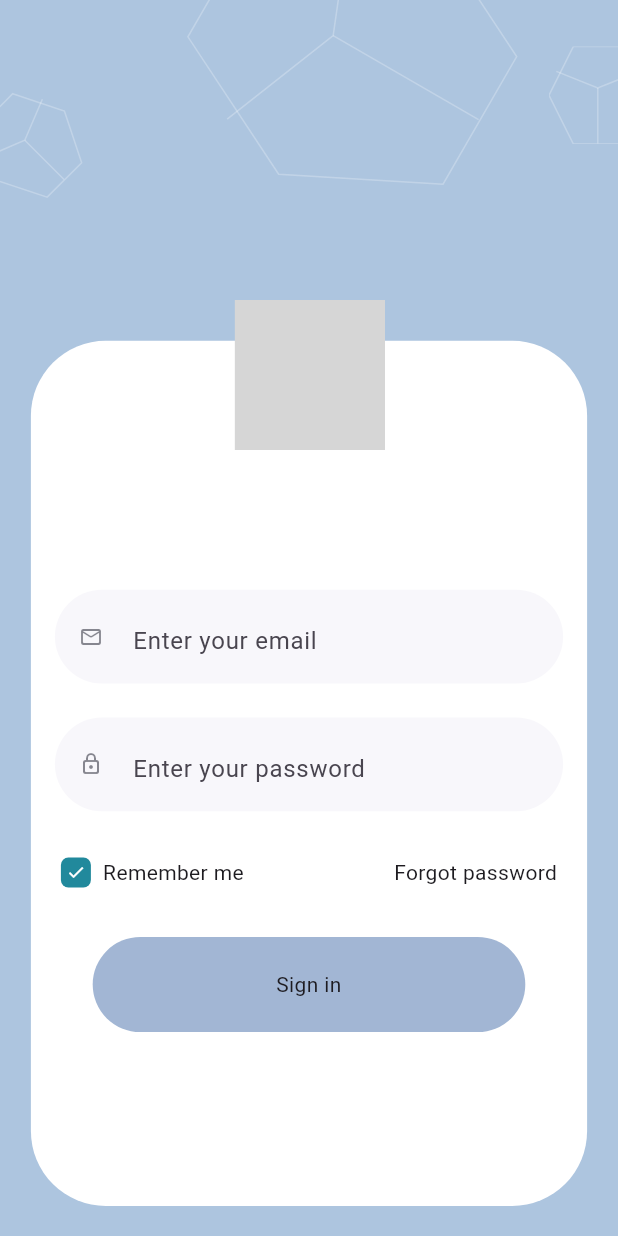
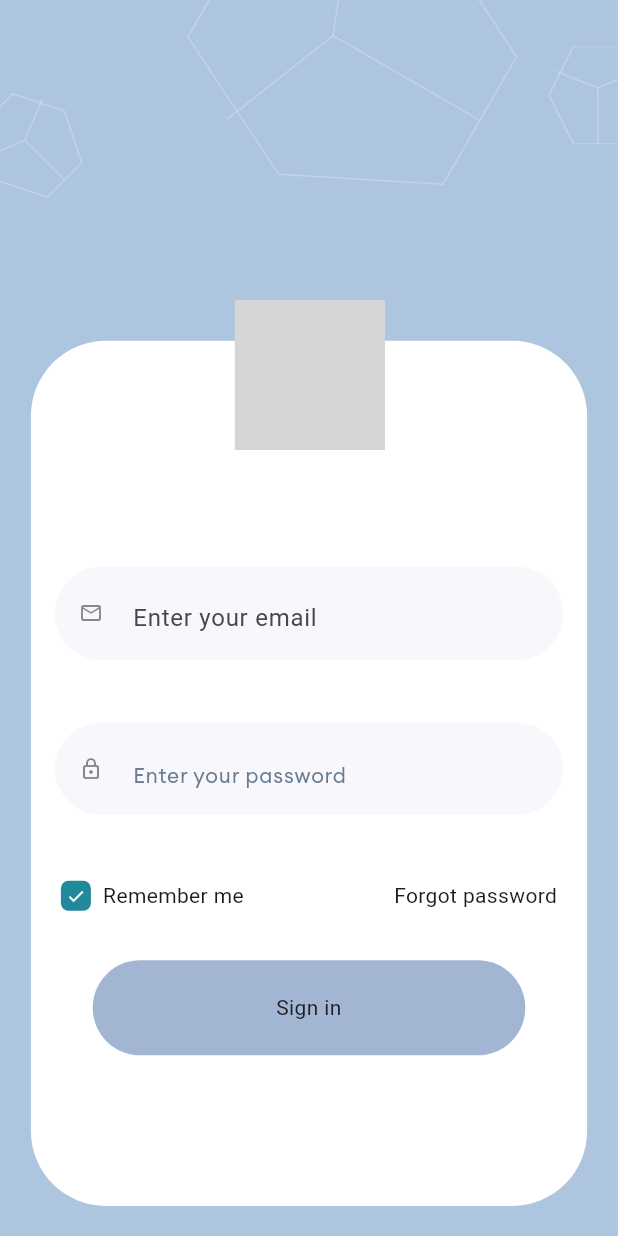
Before and after one commit to emeleonufavour/lueesa_app, a Flutter app: the screen it shows after launch, after a tap on "Sign in", on a phone screen of 412 x 824 dp. Run offline on Flutter 3.47's test engine with Material 3 defaults, Android fonts, the phone set to English and light mode, and no system bars; our stand-ins replace firebase_auth, firebase_core, flutter_svg, gap, go_router, stacked and 1 more; missing offline and left inert: flutter_icon_snackbar; accounts and stored records are empty; network calls fail; project files that could hold a hidden picture were left out; grey boxes are pictures that could not be loaded.

Commit message:
added animated snack bar :white_check_mark: and reformating text fields :construction:

```diff
--- /dev/null
+++ b/lib/ui/utilities/l_text.dart
@@ -0,0 +1,36 @@
+import 'package:flutter/material.dart';
+
+class TextWidget extends StatelessWidget {
+  const TextWidget({
+    super.key,
+    required this.text,
+    this.fontWeight,
+    this.fontsize,
+    this.color = const Color(0xff101828),
+    this.textAlign,
+    this.lineThrough,
+    this.overflow,
+  });
+  final String text;
+  final double? fontsize;
+  final FontWeight? fontWeight;
+  final Color color;
+  final TextAlign? textAlign;
+  final TextDecoration? lineThrough;
+  final TextOverflow? overflow;
+  @override
+  Widget build(BuildContext context) {
+    return Text(
+      text,
+      style: TextStyle(
+        overflow: overflow,
+        fontFamily: 'EuclidCircularA',
+        fontSize: fontsize ?? 16,
+        fontWeight: fontWeight ?? FontWeight.w500,
+        color: color,
+        decoration: lineThrough,
+      ),
+      textAlign: textAlign,
+    );
+  }
+}
--- /dev/null
+++ b/lib/ui/utilities/l_validator.dart
@@ -0,0 +1,65 @@
+class LValidator {
+  //this validator checks for name
+  static validateName(String value) {
+    if (value.isEmpty) {
+      return 'You need to enter a name';
+    }
+    if (value.isEmpty || !RegExp(r'^[A-Za-z\s-]+$').hasMatch(value)) {
+      return "Enter a correct name";
+    } else {
+      return null;
+    }
+  }
+
+  //this validator checks for email
+  static validateEmail(String value) {
+    if (value.isEmpty) {
+      return 'Email is required';
+    }
+    if (value.isEmpty ||
+        !RegExp(r'^[\w-\.]+@([\w-]+\.)+[\w-]{2,4}$').hasMatch(value)) {
+      return "Enter a correct Email Address";
+    } else {
+      return null;
+    }
+  }
+
+  static String? validatePassword(String password) {
+    // These are password validation rules
+    //We make sure password length is greater than 8
+    if (password.length < 8) {
+      return 'Password must be at least 8 characters long';
+    }
+
+    // We make sure each password must contain at least one uppercase letter
+    if (!password.contains(RegExp(r'[A-Z]'))) {
+      return 'Password must contain at least one uppercase letter';
+    }
+
+    // We make sure each password must contain at least one lowercase letter
+    if (!password.contains(RegExp(r'[a-z]'))) {
+      return 'Password must contain at least one lowercase letter';
+    }
+
+    // We make sure each password must contain at least one digit
+    if (!password.contains(RegExp(r'[0-9]'))) {
+      return 'Password must contain at least one digit';
+    }
+
+    //We make sure the password contains a special character
+    if (!password.contains(RegExp(r'[!@#$%^&*(),.?":{}|<>]'))) {
+      return 'Password must contain at least one special character';
+    }
+
+    return null; // Password is valid
+  }
+
+  static String? validatePhoneNumber(String phoneNumber) {
+    // Use a regular expression to check if the phone number follows the desired format
+    if (!RegExp(r'^\+\d{13}$').hasMatch(phoneNumber)) {
+      return 'It should start with "+", followed by 13 digits';
+    }
+
+    return null; // Phone number is valid
+  }
+}
--- a/lib/ui/views/auth/login/login_view.dart
+++ b/lib/ui/views/auth/login/login_view.dart
@@ -1,10 +1,12 @@
 import 'package:flutter/material.dart';
+import 'package:flutter_icon_snackbar/flutter_icon_snackbar.dart';
 import 'package:flutter_svg/svg.dart';
 import 'package:go_router/go_router.dart';
 import 'package:lueesa_app/app/routing/screen_path.dart';
 import 'package:lueesa_app/ui/style/app_assets.dart';
 import 'package:lueesa_app/ui/style/app_colors.dart';
 import 'package:gap/gap.dart';
+import 'package:lueesa_app/ui/widgets/l_textfield.dart';
 import 'package:stacked/stacked.dart';
 
 import 'login_vm.dart';
@@ -150,74 +152,13 @@ class LoginView extends StatelessWidget {
                                   SizedBox(
                                     height: size.height * 0.02,
                                   ),
+
                                   Padding(
                                     padding: const EdgeInsets.symmetric(
-                                        horizontal: 16.0),
-                                    child: SizedBox(
-                                      height: size.height / 12,
-                                      child: TextField(
-                                        controller: model.passController,
-                                        cursorColor: const Color(0xFF151624),
-                                        obscureText: true,
-                                        keyboardType:
-                                            TextInputType.visiblePassword,
-                                        decoration: InputDecoration(
-                                          hintText: 'Enter your password',
-                                          filled: true,
-                                          fillColor:
-                                              model.passController.text.isEmpty
-                                                  ? const Color.fromRGBO(
-                                                      248, 247, 251, 1)
-                                                  : Colors.transparent,
-                                          enabledBorder: OutlineInputBorder(
-                                              borderRadius:
-                                                  BorderRadius.circular(40),
-                                              borderSide: BorderSide(
-                                                color: model.passController.text
-                                                        .isEmpty
-                                                    ? Colors.transparent
-                                                    : const Color.fromRGBO(
-                                                        44, 185, 176, 1),
-                                              )),
-                                          focusedBorder: OutlineInputBorder(
-                                              borderRadius:
-                                                  BorderRadius.circular(40),
-                                              borderSide: const BorderSide(
-                                                color: Color.fromRGBO(
-                                                    44, 185, 176, 1),
-                                              )),
-                                          prefixIcon: Icon(
-                                            Icons.lock_outline_rounded,
-                                            color: model
-                                                    .passController.text.isEmpty
-                                                ? const Color(0xFF151624)
-                                                    .withOpacity(0.5)
-                                                : const Color.fromRGBO(
-                                                    44, 185, 176, 1),
-                                            size: 16,
-                                          ),
-                                          suffix: Container(
-                                            alignment: Alignment.center,
-                                            width: 24.0,
-                                            height: 24.0,
-                                            decoration: BoxDecoration(
-                                              borderRadius:
-                                                  BorderRadius.circular(100.0),
-                                              color: const Color.fromRGBO(
-                                                  44, 185, 176, 1),
-                                            ),
-                                            child: model
-                                                    .passController.text.isEmpty
-                                                ? const Center()
-                                                : const Icon(
-                                                    Icons.check,
-                                                    color: Colors.white,
-                                                    size: 13,
-                                                  ),
-                                          ),
-                                        ),
-                                      ),
-                                    ),
+                                        horizontal: 16),
+                                    child: LTextField(
+                                        hintText: "Enter your password",
+                                        textCtr: model.passController),
                                   ),
                                   SizedBox(
                                     height: size.height * 0.03,
--- a/lib/ui/views/auth/login/login_vm.dart
+++ b/lib/ui/views/auth/login/login_vm.dart
@@ -1,6 +1,7 @@
 import 'dart:developer';
 
 import 'package:flutter/material.dart';
+import 'package:flutter_icon_snackbar/flutter_icon_snackbar.dart';
 import 'package:go_router/go_router.dart';
 import 'package:lueesa_app/app/routing/screen_path.dart';
 import 'package:stacked/stacked.dart';
@@ -21,18 +22,33 @@ class LoginViewModel extends BaseViewModel {
     notifyListeners();
   }
 
-  login(BuildContext context) async {
+  Future<bool> login(BuildContext context) async {
     try {
       setBusy(true);
       final result = await runBusyFuture(
           _authService.signInWithEmailAndPassword(
               email: "emele", password: "passController.text"));
-      if (result && context.mounted) {
-        context.go(ScreenPath.home);
+      if (context.mounted) {
+        if (result) {
+          IconSnackBar.show(
+              context: context,
+              label: "Login successful!",
+              snackBarType: SnackBarType.save);
+          context.go(ScreenPath.home);
+        } else {
+          IconSnackBar.show(
+              context: context,
+              label: 'Error during sign in',
+              snackBarType: SnackBarType.fail);
+        }
       }
+
+      return true;
     } catch (e) {
       log('error message: ${e.toString()}');
     }
+
     setBusy(false);
+    return false;
   }
 }
--- /dev/null
+++ b/lib/ui/widgets/l_textfield.dart
@@ -0,0 +1,137 @@
+import 'package:flutter/material.dart';
+import 'package:lueesa_app/ui/style/app_colors.dart';
+
+import '../utilities/l_text.dart';
+
+class LTextField extends StatelessWidget {
+  final String? label;
+  final TextEditingController textCtr;
+  final String hintText;
+  final String? Function(String?)? validate;
+  final TextInputType? keyboardType;
+  final void Function(String)? onChanged;
+  final void Function()? onEditingComplete;
+  final Color? labelColor;
+  final Color? fillColor;
+  final EdgeInsetsGeometry? textFieldPadding;
+  final void Function(String)? onFieldSubmitted;
+  final Widget? prefixIcon;
+  final Widget? suffixIcon;
+  final bool obscureText;
+  final String? prefixText;
+  const LTextField(
+      {this.label,
+      required this.hintText,
+      required this.textCtr,
+      this.keyboardType,
+      this.textFieldPadding,
+      this.onFieldSubmitted,
+      this.onEditingComplete,
+      this.fillColor,
+      this.validate,
+      this.onChanged,
+      this.prefixIcon,
+      this.labelColor,
+      this.suffixIcon,
+      this.prefixText,
+      this.obscureText = false,
+      super.key});
+
+  @override
+  Widget build(BuildContext context) {
+    final size = MediaQuery.sizeOf(context);
+    return Padding(
+        padding: textFieldPadding ?? const EdgeInsets.symmetric(vertical: 12.0),
+        child: Column(crossAxisAlignment: CrossAxisAlignment.start, children: [
+          if (label != null)
+            TextWidget(
+              text: label!,
+              fontWeight: FontWeight.w500,
+              fontsize: 14,
+              color: (labelColor ?? const Color(0xff101828)),
+            ),
+          const SizedBox(
+            height: 7,
+          ),
+          SizedBox(
+            height: size.height / 12,
+            child: TextFormField(
+              controller: textCtr,
+              cursorColor: const Color(0xFF151624),
+              obscureText: obscureText,
+              keyboardType: keyboardType,
+              onFieldSubmitted: onFieldSubmitted,
+              onChanged: onChanged,
+              onEditingComplete: onEditingComplete,
+              style: const TextStyle(
+                  fontFamily: 'EuclidCircularA',
+                  color: Colors.black,
+                  fontSize: 14),
+              decoration: InputDecoration(
+                prefixText: prefixText,
+                hintText: hintText,
+                hintStyle: const TextStyle(
+                    fontFamily: 'EuclidCircularA',
+                    color: Color(0xFF697D95),
+                    fontSize: 14),
+                filled: true,
+                fillColor: textCtr.text.isEmpty
+                    ? const Color.fromRGBO(248, 247, 251, 1)
+                    : Colors.transparent,
+                enabledBorder: OutlineInputBorder(
+                    borderRadius: BorderRadius.circular(40),
+                    borderSide: BorderSide(
+                      color: textCtr.text.isEmpty
+                          ? Colors.transparent
+                          : AppColor.darkBlue,
+                    )),
+                focusedBorder: OutlineInputBorder(
+                    borderRadius: BorderRadius.circular(40),
+                    borderSide: const BorderSide(
+                      color: AppColor.darkBlue,
+                    )),
+                prefixIcon: Icon(
+                  Icons.lock_outline_rounded,
+                  color: textCtr.text.isEmpty
+                      ? const Color(0xFF151624).withOpacity(0.5)
+                      : AppColor.darkBlue,
+                  size: 16,
+                ),
+                suffix: Container(
+                  alignment: Alignment.center,
+                  width: 24.0,
+                  height: 24.0,
+                  decoration: BoxDecoration(
+                    borderRadius: BorderRadius.circular(100.0),
+                    color: AppColor.darkBlue,
+                  ),
+                  child: textCtr.text.isEmpty
+                      ? const Center()
+                      : const Icon(
+                          Icons.check,
+                          color: Colors.white,
+                          size: 13,
+                        ),
+                ),
+              ),
+            ),
+          ),
+        ]));
+  }
+
+  LTextField copyWith(
+          {String? label,
+          String? hintText,
+          TextEditingController? textCtr,
+          Color? labelColor,
+          EdgeInsetsGeometry? textFieldPadding,
+          Color? fillColor}) =>
+      LTextField(
+        label: label ?? this.label,
+        hintText: hintText ?? this.hintText,
+        textCtr: textCtr ?? this.textCtr,
+        labelColor: labelColor ?? this.labelColor,
+        textFieldPadding: textFieldPadding ?? this.textFieldPadding,
+        fillColor: fillColor ?? this.fillColor,
+      );
+}
--- a/pubspec.yaml
+++ b/pubspec.yaml
@@ -11,6 +11,7 @@ dependencies:
   firebase_core: ^2.24.2
   flutter:
     sdk: flutter
+  flutter_icon_snackbar: ^1.1.4
   flutter_svg: ^2.0.9
   gap: ^3.0.1
   go_router: ^12.1.3
@@ -28,3 +29,8 @@ flutter:
   uses-material-design: true
   assets:
     - assets/svg/
+
+  fonts:
+    - family: EuclidCircularA
+      fonts:
+        - asset: assets/fonts/Euclid Circular A Regular.ttf
```
Also changed, not shown: assets/fonts/Euclid Circular A Regular.ttf (added), pubspec.lock.
